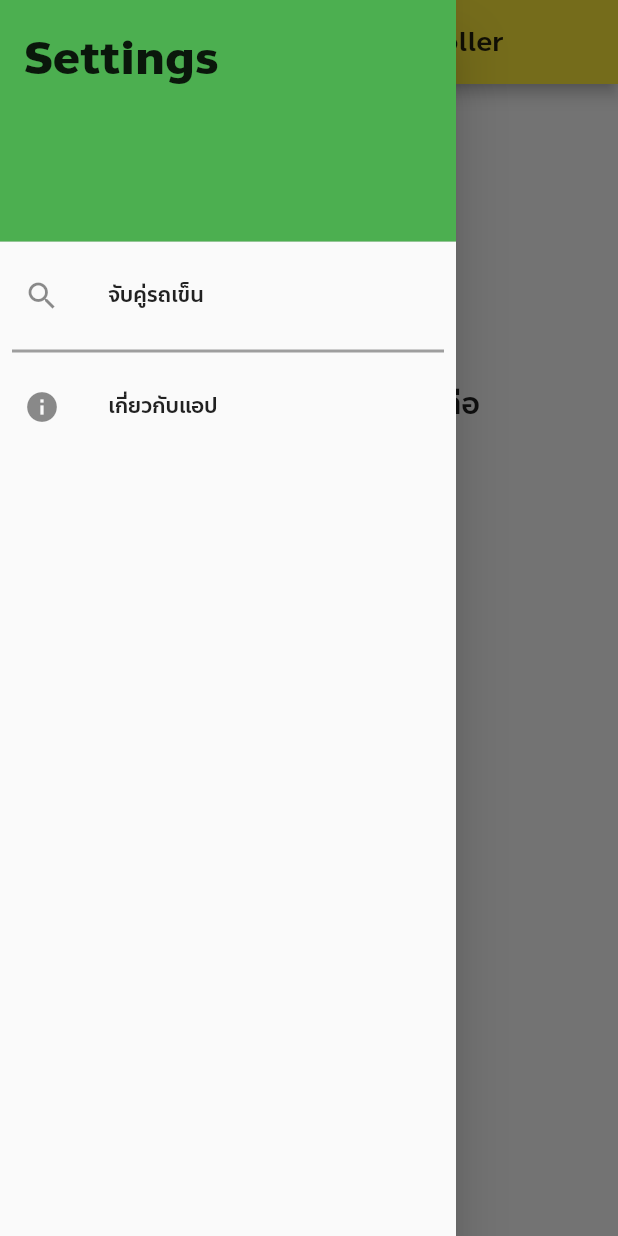
After one commit to Leomotors/NSM2021-SmartWheelChair-MobileApp, a Flutter app: the screen it shows after launch, with the side drawer open, on a phone screen of 412 x 824 dp. The commit adds this screen. Run offline on Flutter 3.47's test engine with Material 2 defaults, Android fonts, the phone set to English and light mode, and no system bars; our stand-ins replace package_info.

Commit message:
folder structure tweak

```diff
--- a/lib/screens/WheelChairMonitor.dart
+++ b/lib/screens/WheelChairCtrl.dart
@@ -1,14 +1,14 @@
 import 'package:flutter/material.dart';
 import 'package:nsm2021_smartwheelchair_mobileapp/constants/assets_path.dart';
 
-class WheelChairMonitor extends StatefulWidget {
-  const WheelChairMonitor({Key? key}) : super(key: key);
+class WheelChairCtrl extends StatefulWidget {
+  const WheelChairCtrl({Key? key}) : super(key: key);
 
   @override
-  _WheelChairMonitorState createState() => _WheelChairMonitorState();
+  _WheelChairCtrlState createState() => _WheelChairCtrlState();
 }
 
-class _WheelChairMonitorState extends State<WheelChairMonitor> {
+class _WheelChairCtrlState extends State<WheelChairCtrl> {
   String _status = "ไม่ได้เชื่อมต่อ";
 
   @override
--- /dev/null
+++ b/lib/widgets/DrawerMenu.dart
@@ -0,0 +1,101 @@
+import 'package:flutter/material.dart';
+import 'package:nsm2021_smartwheelchair_mobileapp/constants/app_constants.dart';
+import 'package:nsm2021_smartwheelchair_mobileapp/constants/assets_path.dart';
+import 'package:nsm2021_smartwheelchair_mobileapp/screens/PairWheelChair.dart';
+import 'package:package_info/package_info.dart';
+import 'package:url_launcher/url_launcher.dart';
+
+class DrawerMenu extends StatefulWidget {
+  const DrawerMenu({Key? key}) : super(key: key);
+
+  @override
+  _DrawerMenuState createState() => _DrawerMenuState();
+}
+
+class _DrawerMenuState extends State<DrawerMenu> {
+  String _appVersion = "Unable to load";
+
+  @override
+  void initState() {
+    super.initState();
+    getVersionNumberAndSet();
+  }
+
+  Future<void> getVersionNumberAndSet() async {
+    PackageInfo packageInfo = await PackageInfo.fromPlatform();
+    _appVersion = packageInfo.version;
+  }
+
+  @override
+  Widget build(BuildContext context) {
+    return Drawer(
+        child: ListView(
+      children: [
+        DrawerHeader(
+          child: Text(
+            "Settings",
+            style: TextStyle(
+              fontSize: 30,
+              fontWeight: FontWeight.bold,
+            ),
+          ),
+          decoration: BoxDecoration(color: Colors.green),
+        ),
+        ListTile(
+          title: Text("จับคู่รถเข็น"),
+          leading: Icon(Icons.search),
+          onTap: () {
+            Navigator.pop(context);
+            Navigator.push(
+              context,
+              MaterialPageRoute(
+                builder: (BuildContext context) {
+                  return PairWheelChairPage();
+                },
+              ),
+            );
+          },
+        ),
+        Padding(
+          padding: const EdgeInsets.all(8.0),
+          child: Container(color: Colors.grey, height: 2),
+        ),
+        ListTile(
+          title: Text("เกี่ยวกับแอป"),
+          leading: Icon(Icons.info),
+          onTap: () {
+            showAboutDialog(
+              context: context,
+              applicationVersion: "เวอร์ชั่น " + _appVersion,
+              applicationIcon: Image.asset(appLogoLocation, height: 40),
+              children: [
+                Center(
+                  child: InkWell(
+                      child: Text(
+                        "Visit GitHub Page",
+                        style: TextStyle(
+                          color: Colors.blue,
+                        ),
+                      ),
+                      onTap: () {
+                        launch(githubLink);
+                      }),
+                ),
+                SizedBox(height: 10),
+                Text(
+                  "Made possible with",
+                  textAlign: TextAlign.center,
+                ),
+                Padding(
+                  padding: const EdgeInsets.all(8.0),
+                  child:
+                      FlutterLogo(style: FlutterLogoStyle.horizontal, size: 50),
+                ),
+              ],
+            );
+          },
+        ),
+      ],
+    ));
+  }
+}
```
Also changed, not shown: lib/main.dart (+4 -84 lines).
